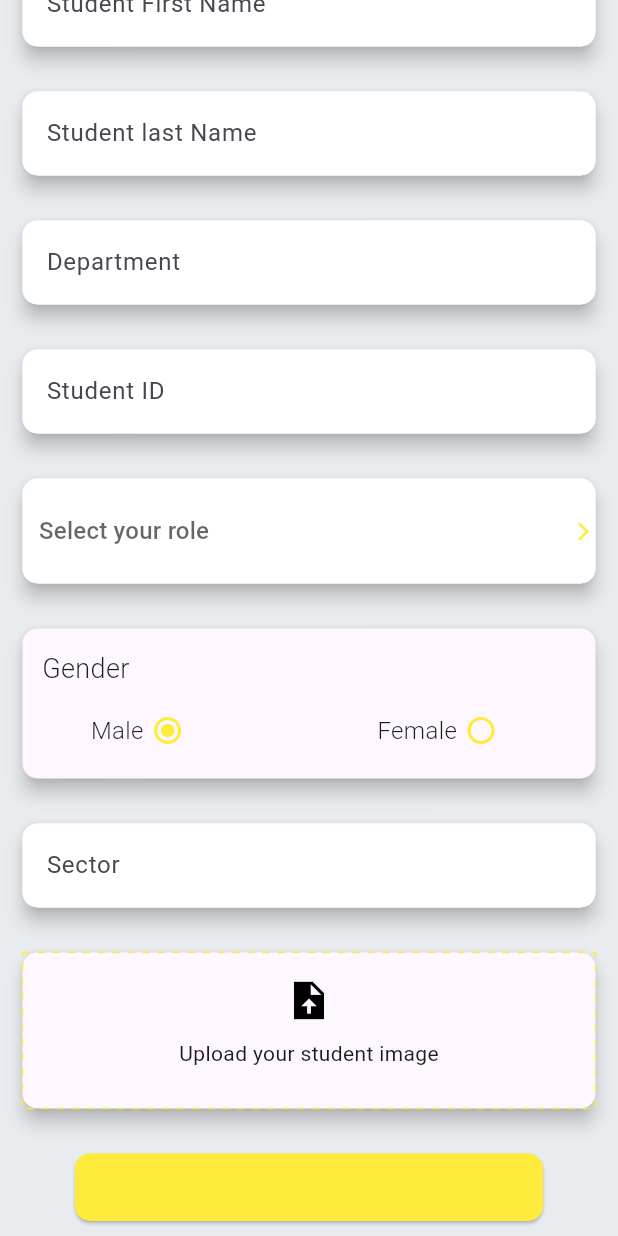
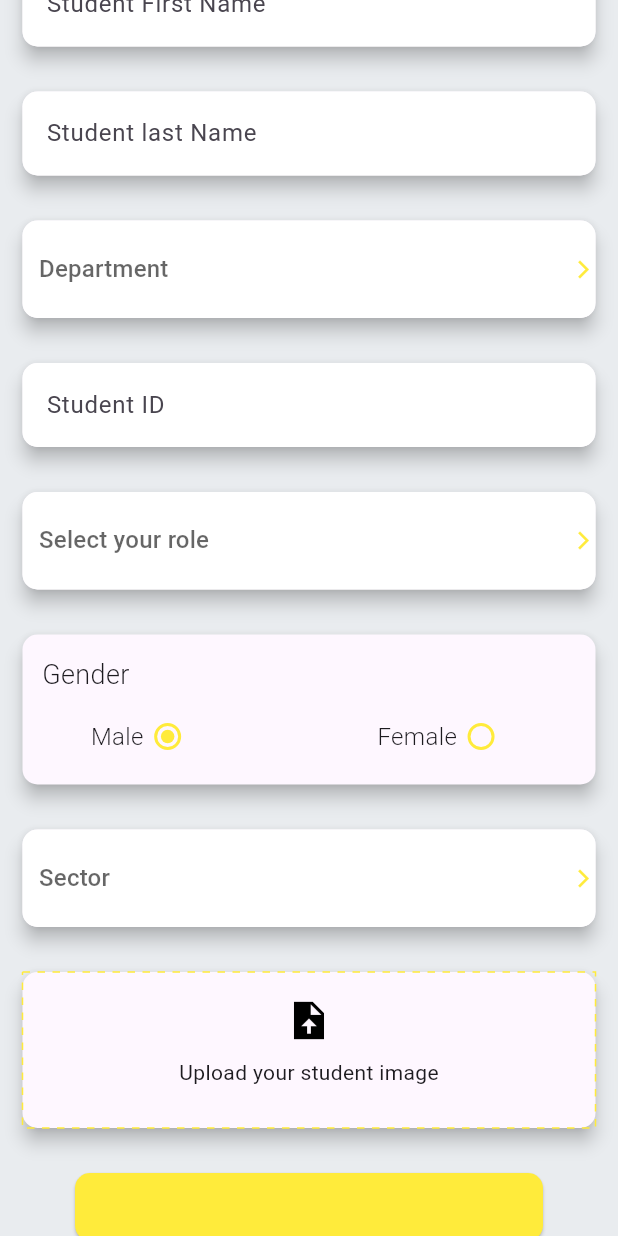
Before and after one commit to dylangab/id_app, a Flutter app: the SectorAccountCreate screen opened directly, scrolled down 141 dp, on a phone screen of 412 x 824 dp. Run offline on Flutter 3.47's test engine with Material 3 defaults, Android fonts, the light colour scheme and no system bars; drawn by our look-alikes of dotted_border, dropdown_button2; our stand-ins replace animated_custom_dropdown, cloud_firestore, firebase_auth, firebase_core, firebase_storage, flutter_staggered_animations and 4 more; accounts and stored records are empty.

Commit message:
created reusable dropdown widget

```diff
--- a/lib/Utils/Widgets/dropdownButton.dart
+++ b/lib/Utils/Widgets/dropdownButton.dart
@@ -25,11 +25,11 @@ class _CustomDropDownButtonState extends State<CustomDropDownButton> {
   Widget build(BuildContext context) {
     return DropdownButtonHideUnderline(
       child: DropdownButton2(
-        hint: const Padding(
-          padding: EdgeInsets.only(left: 10),
+        hint: Padding(
+          padding: const EdgeInsets.only(left: 10),
           child: Text(
-            "Select your role",
-            style: TextStyle(fontSize: 16),
+            widget.hintText,
+            style: const TextStyle(fontSize: 16),
           ),
         ),
         items: widget.dropdownItems
@@ -56,7 +56,7 @@ class _CustomDropDownButtonState extends State<CustomDropDownButton> {
         },
         buttonStyleData: ButtonStyleData(
             width: MediaQuery.of(context).size.width,
-            height: 70,
+            height: 65,
             elevation: 5,
             decoration: BoxDecoration(
                 color: Colors.white,
--- a/lib/Utils/helperFunctions.dart
+++ b/lib/Utils/helperFunctions.dart
@@ -35,15 +35,13 @@ class HelperFunctions {
             .set({}));
   }
 
-  Future<String> uploadImage(XFile? file) async {
+  Future<String> uploadImage(XFile? file, String storageFolder) async {
     String? image;
-    ImagePicker imagePicker = ImagePicker();
-    file = await imagePicker.pickImage(source: ImageSource.gallery);
-    //  print('${coverFile?.path}');
+
     String filename = DateTime.now().microsecondsSinceEpoch.toString();
 
     Reference reference = FirebaseStorage.instance.ref();
-    Reference referenceimage = reference.child('images');
+    Reference referenceimage = reference.child(storageFolder);
     Reference referenceupload = referenceimage.child(filename);
     try {
       await referenceupload.putFile(File(file!.path));
--- a/lib/pages/createSectorAccountPage.dart
+++ b/lib/pages/createSectorAccountPage.dart
@@ -1,8 +1,10 @@
 import 'dart:io';
+import 'package:flutter/widgets.dart';
 import 'package:iconsax/iconsax.dart';
 import 'package:cloud_firestore/cloud_firestore.dart';
 import 'package:flutter/material.dart';
 import 'package:id_app/Utils/Widgets/dropdownButton.dart';
+import 'package:id_app/Utils/helperFunctions.dart';
 import 'package:id_app/models/member.dart';
 import 'package:image_picker/image_picker.dart';
 import 'package:provider/provider.dart';
@@ -18,7 +20,9 @@ class SectorAccountCreate extends StatefulWidget {
 }
 
 String gender = "male";
-String? selectedValue;
+String? RoleValue;
+String? sectorValue;
+String? departmentValue;
 bool isUploaded = false;
 AnimationController? _animationController;
 FocusNode _maleRadioButton = FocusNode();
@@ -37,21 +41,53 @@ TextEditingController _firstNameController = TextEditingController();
 FocusNode _firstNode = FocusNode();
 TextEditingController _lastNameController = TextEditingController();
 FocusNode _LastNode = FocusNode();
-TextEditingController _dropDownSearch = TextEditingController();
-FocusNode _dropDownButton = FocusNode();
+TextEditingController _roleController = TextEditingController();
+FocusNode _roleNode = FocusNode();
+TextEditingController _sectorController = TextEditingController();
+FocusNode _sectorNode = FocusNode();
 bool isLoading = false;
 double? _animationValue;
 XFile? file;
 String? image;
-final List<String> items = [
-  'Item1',
-  'Item2',
-  'Item3',
-  'Item4',
-  'Item5',
-  'Item6',
-  'Item7',
-  'Item8',
+final List<String> Roleitems = [
+  'Club Presidents',
+  'Vice Presidents',
+  'Treasurers',
+  'Secretaries',
+  'Event Coordinators',
+  'Marketing/Publicity Officers',
+  'Membership Coordinators',
+];
+final List<String> sectors = [
+  'Student Government/Student Council',
+  'Clubs and Organizations',
+  'Recreational Facilities',
+  'Student Services',
+  'Events and Programming',
+  'Food Services and Dining',
+  'Student Publications and Media',
+  'Volunteer and Community Engagement',
+  'Student Advocacy and Support',
+  'Financial Resources',
+  'Technology and IT Services',
+  'Student Union Facilities and Spaces'
+];
+final List<String> departments = [
+  'History',
+  'Philosophy',
+  'Linguistics',
+  'Theatre Arts/Drama',
+  'Psychology',
+  'Anthropology',
+  'Political Science',
+  'Economics',
+  'Geology',
+  'Computer Science',
+  'Electrical Engineering',
+  'Mechanical Engineering',
+  'Civil Engineering',
+  'Chemical Engineering',
+  'Information Technology'
 ];
 
 class _SectorAccountCreateState extends State<SectorAccountCreate>
@@ -84,6 +120,16 @@ class _SectorAccountCreateState extends State<SectorAccountCreate>
     _LastNode.dispose();
     _studentIdController.dispose();
     _studentIdNode.dispose();
+    _department.dispose();
+    _departmentController.dispose();
+    _sectorController.dispose();
+    _sectorNode.dispose();
+    _roleController.dispose();
+    _roleNode.dispose();
+    _passwordController.dispose();
+    _passwordNode.dispose();
+    _confirmPasswordController.dispose();
+    _confirmPasswordNode.dispose();
   }
 
   @override
@@ -169,17 +215,12 @@ class _SectorAccountCreateState extends State<SectorAccountCreate>
                       shape: OutlineInputBorder(
                           borderSide: BorderSide.none,
                           borderRadius: BorderRadius.circular(10)),
-                      child: TextFormField(
-                        decoration: const InputDecoration(
-                            hintText: "Department",
-                            helperStyle: TextStyle(fontWeight: FontWeight.w100),
-                            filled: true,
-                            fillColor: Colors.white,
-                            border: OutlineInputBorder(
-                                borderSide: BorderSide.none,
-                                borderRadius:
-                                    BorderRadius.all(Radius.circular(10)))),
-                      ),
+                      child: CustomDropDownButton(
+                          dropdownItems: departments,
+                          hintText: "Department",
+                          selectedValue: departmentValue,
+                          searchController: _departmentController,
+                          searchNode: _department),
                     ),
                   ),
                   const SizedBox(
@@ -218,11 +259,11 @@ class _SectorAccountCreateState extends State<SectorAccountCreate>
                             borderSide: BorderSide.none,
                             borderRadius: BorderRadius.circular(10)),
                         child: CustomDropDownButton(
-                            dropdownItems: items,
+                            dropdownItems: Roleitems,
                             hintText: "Select your role",
-                            selectedValue: selectedValue,
-                            searchController: _dropDownSearch,
-                            searchNode: _dropDownButton)),
+                            selectedValue: RoleValue,
+                            searchController: _roleController,
+                            searchNode: _roleNode)),
                   ),
                   const SizedBox(
                     height: 15 + 15,
@@ -324,17 +365,12 @@ class _SectorAccountCreateState extends State<SectorAccountCreate>
                       shape: OutlineInputBorder(
                           borderSide: BorderSide.none,
                           borderRadius: BorderRadius.circular(10)),
-                      child: TextFormField(
-                        decoration: const InputDecoration(
-                            hintText: "Sector",
-                            helperStyle: TextStyle(fontWeight: FontWeight.w100),
-                            filled: true,
-                            fillColor: Colors.white,
-                            border: OutlineInputBorder(
-                                borderSide: BorderSide.none,
-                                borderRadius:
-                                    BorderRadius.all(Radius.circular(10)))),
-                      ),
+                      child: CustomDropDownButton(
+                          dropdownItems: sectors,
+                          hintText: "Sector",
+                          selectedValue: sectorValue,
+                          searchController: _sectorController,
+                          searchNode: _sectorNode),
                     ),
                   ),
                   const SizedBox(
@@ -409,7 +445,7 @@ class _SectorAccountCreateState extends State<SectorAccountCreate>
                                                     const SizedBox(
                                                       height: 10,
                                                     ),
-                                                    Container(
+                                                    SizedBox(
                                                       height: 40,
                                                       child: Row(
                                                         crossAxisAlignment:
@@ -453,15 +489,15 @@ class _SectorAccountCreateState extends State<SectorAccountCreate>
                                                   crossAxisAlignment:
                                                       CrossAxisAlignment.center,
                                                   children: [
-                                                    const Icon(
+                                                    Icon(
                                                       color: Colors.black,
                                                       Icons.upload_file_sharp,
                                                       size: 30,
                                                     ),
-                                                    const SizedBox(
+                                                    SizedBox(
                                                       height: 10,
                                                     ),
-                                                    const Text(
+                                                    Text(
                                                         "Upload your student image")
                                                   ],
                                                 ),
@@ -484,19 +520,20 @@ class _SectorAccountCreateState extends State<SectorAccountCreate>
                           height: 45,
                           child: ElevatedButton(
                               onPressed: () async {
-                                // Member member = Member(
-                                //     firstName: "",
-                                //     lastName: "",
-                                //     department: "",
-                                //     gender: gender,
-                                //     role: "",
-                                //     sector: "",
-                                //     studentId: "",
-                                //     studentPhoto: "");
+                                String imageUrl = await HelperFunctions()
+                                    .uploadImage(file, "student_picture");
+                                Member member = Member(
+                                    firstName: _firstNameController.value.text,
+                                    lastName: _lastNameController.value.text,
+                                    department: "",
+                                    gender: gender,
+                                    role: "",
+                                    sector: "",
+                                    studentId: "",
+                                    studentPhoto: imageUrl);
 
                                 // await CreateMemberAccount()
                                 //     .createMemeberAccount(member);
-                                //  print(file!.name.toString());
                               },
                               style: ElevatedButton.styleFrom(
                                   shape: RoundedRectangleBorder(
```
